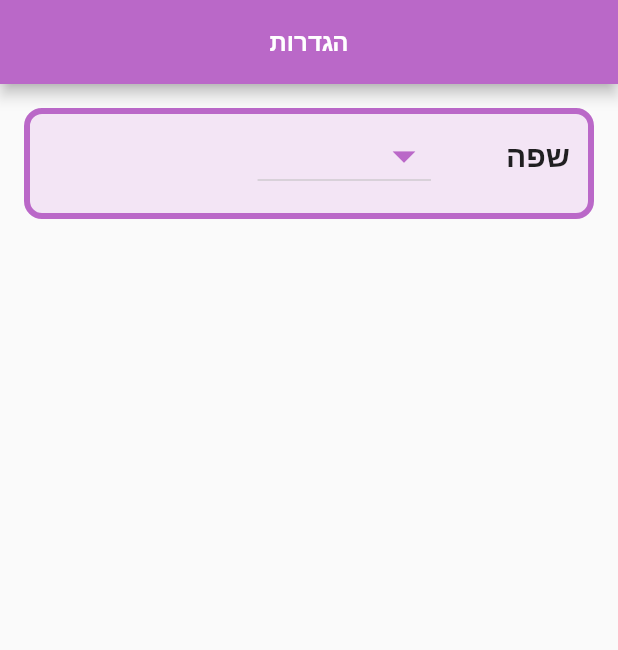
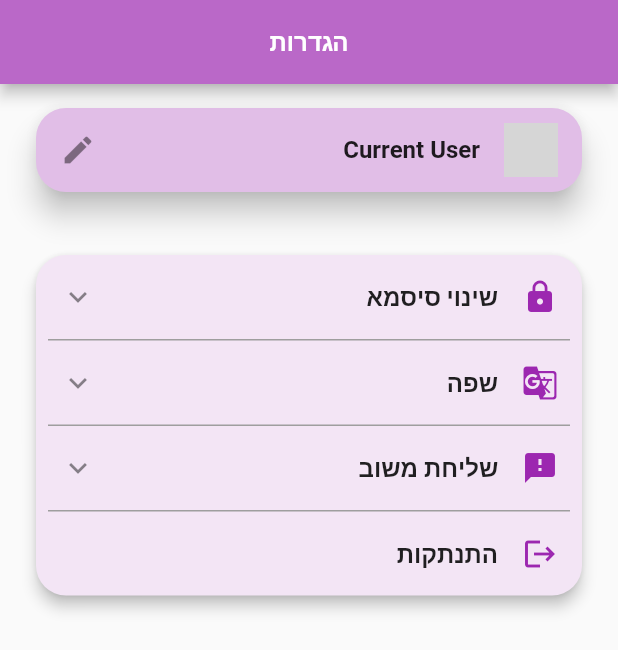
Before and after one commit to idan1ezer/dana_chat, a Flutter app: the SettingsPage screen opened directly, on a phone screen of 412 x 824 dp. Shown: the top 650 px of the screen. Run offline on Flutter 3.47's test engine with Material 2 defaults, Android fonts, the phone set to English and light mode, and no system bars; our stand-ins replace cached_network_image, cloud_firestore, firebase_auth, firebase_core, flutter_settings_screens, fluttertoast; accounts and stored records are empty; network calls fail; grey boxes are pictures that could not be loaded.

Commit message:
Need to implement settings

```diff
--- a/lib/pages/settings_page.dart
+++ b/lib/pages/settings_page.dart
@@ -1,5 +1,9 @@
+import 'package:dana_chat/models/message_model.dart';
+import 'package:dana_chat/widgets/avatar.dart';
 import 'package:flutter/cupertino.dart';
 import 'package:flutter/material.dart';
+import 'package:flutter_settings_screens/flutter_settings_screens.dart';
+import 'package:dana_chat/widgets/icon_widget.dart';
 
 class SettingsPage extends StatefulWidget {
   const SettingsPage({Key? key}) : super(key: key);
@@ -9,7 +13,6 @@ class SettingsPage extends StatefulWidget {
 }
 
 class _SettingsPageState extends State<SettingsPage> {
-
   final languages = ["Heberew", "English", "Arabic"];
   String? value;
   final passwordCtrl = TextEditingController();
@@ -25,48 +28,76 @@ class _SettingsPageState extends State<SettingsPage> {
           style: TextStyle(fontWeight: FontWeight.bold, fontSize: 16),
         ),
       ),
-      body: Column(
-        crossAxisAlignment: CrossAxisAlignment.center,
+      body: SingleChildScrollView(
+        child: Column(
+          crossAxisAlignment: CrossAxisAlignment.start,
           children: [
-          Container(
-            margin: const EdgeInsets.all(16),
-            padding: const EdgeInsets.symmetric(horizontal: 12, vertical: 4),
-            decoration: BoxDecoration(
+            Card(
+              elevation: 8,
+              shape: RoundedRectangleBorder(borderRadius: BorderRadius.circular(20)),
+              color: Colors.purple[100],
+              margin: const EdgeInsets.symmetric(vertical: 16, horizontal: 24),
+              child: ListTile(
+                title: Text(currentUser.name,
+                    style: TextStyle(fontSize: 16, fontWeight: FontWeight.bold),
+                    textAlign: TextAlign.right),
+                trailing: Avatar.small(
+                  url:
+                      "https://s3.eu-west-3.amazonaws.com/dealna/images/Virtual-Assist5-20201231125231.jpg",
+                  onTap: () {},
+                ),
+                leading: Icon(Icons.edit),
+              ),
+            ),
+            SizedBox(height: 10,),
+            Card(
+              elevation: 4,
+              shape: RoundedRectangleBorder(borderRadius: BorderRadius.circular(20)),
               color: Colors.purple[50],
-              borderRadius: BorderRadius.circular(12),
-              border: Border.all(color: Color(0xFFBA68C8), width: 4),
-            ),
+              margin: const EdgeInsets.symmetric(vertical: 16, horizontal: 24),
               child: Column(
                 children: [
-                Row(
-                  mainAxisAlignment: MainAxisAlignment.end,
-                  children: [
-                    DropdownButton<String>(
-                      value: value,
-                      iconSize: 36,
-                      icon: const Icon(Icons.arrow_drop_down, color: Color(0xFFBA68C8)),
-                      items: languages.map(buildMenuItem).toList(),
-                      onChanged: (value) => setState(() => this.value = value),
+                  ListTile(
+                    trailing: Icon(Icons.lock, color: Colors.purple,),
+                    title: Text("שינוי סיסמא", style: TextStyle(fontSize: 16, fontWeight: FontWeight.bold), textAlign: TextAlign.right),
+                    leading: Icon(Icons.keyboard_arrow_down),
+                    onTap: (){},
                   ),
-                    SizedBox(width: 50,),
-                    const Text("שפה", style: TextStyle(fontWeight: FontWeight.w600, fontSize: 20),)
-                  ],
+                  _buildDivider(),
+                  ListTile(
+                    trailing: Icon(Icons.g_translate, color: Colors.purple,),
+                    title: Text("שפה", style: TextStyle(fontSize: 16, fontWeight: FontWeight.bold), textAlign: TextAlign.right),
+                    leading: Icon(Icons.keyboard_arrow_down),
+                    onTap: (){},
                   ),
-                SizedBox(height: 10,),
+                  _buildDivider(),
+                  ListTile(
+                    trailing: Icon(Icons.feedback, color: Colors.purple,),
+                    title: Text("שליחת משוב", style: TextStyle(fontSize: 16, fontWeight: FontWeight.bold), textAlign: TextAlign.right),
+                    leading: Icon(Icons.keyboard_arrow_down),
+                    onTap: (){},
+                  ),_buildDivider(),
+                  ListTile(
+                    trailing: Icon(Icons.logout, color: Colors.purple,),
+                    title: Text("התנתקות", style: TextStyle(fontSize: 16, fontWeight: FontWeight.bold), textAlign: TextAlign.right),
+                    onTap: (){},
+                  ),
                 ],
               ),
             ),
           ],
         ),
+      ),
+    );
+  }
+  Widget _buildDivider() {
+    return Container(
+      margin: const EdgeInsets.symmetric(horizontal: 8),
+      width: double.infinity,
+      height: 1,
+      color: Colors.grey,
     );
   }
 
-  DropdownMenuItem<String> buildMenuItem(String item) =>
-      DropdownMenuItem(
-        value: item,
-        child: Text(
-          item,
-          style: const TextStyle(fontWeight: FontWeight.bold, fontSize: 20),
-        ),
-      );
+
 }
--- /dev/null
+++ b/lib/widgets/icon_widget.dart
@@ -0,0 +1,20 @@
+import 'package:flutter/material.dart';
+
+class IconWidget extends StatelessWidget {
+  const IconWidget({Key? key, required this.icon, required this.color}) : super(key: key);
+
+  final IconData icon;
+  final Color color;
+
+  @override
+  Widget build(BuildContext context) {
+    return Container(
+      padding: EdgeInsets.all(6),
+      decoration: BoxDecoration(
+        shape: BoxShape.circle,
+        color: color,
+      ),
+      child: Icon(icon, color: Colors.white,),
+    );
+  }
+}
--- a/pubspec.yaml
+++ b/pubspec.yaml
@@ -40,6 +40,7 @@ dependencies:
   firebase_auth: ^3.4.2
   cloud_firestore: ^3.3.0
   fluttertoast: ^8.0.9
+  flutter_settings_screens: ^0.3.0-null-safety
 
 
 dev_dependencies:
```
Also changed, not shown: pubspec.lock. Lines whose indentation alone changed are shown as unchanged.
